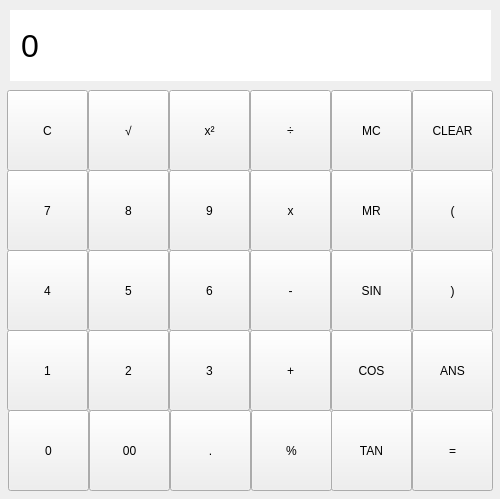
Qt form calculator.ui (tonyeko/Calculator) before a commit.
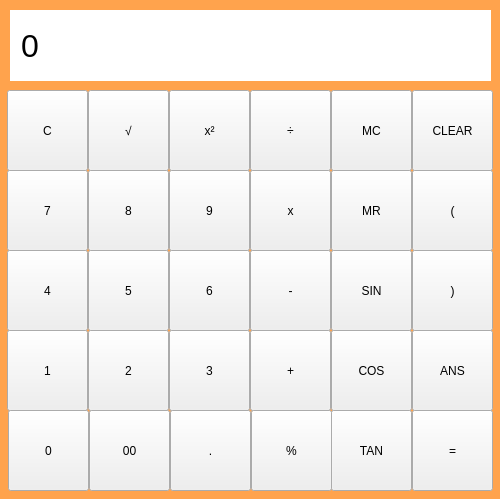
The same form after that commit. Icons and pictures are not drawn.

```diff
--- a/calculator.ui
+++ b/calculator.ui
@@ -13,6 +13,18 @@
   <property name="windowTitle">
    <string>Calculator</string>
   </property>
+  <property name="windowIcon">
+   <iconset>
+    <normaloff>Calculator.ico</normaloff>Calculator.ico</iconset>
+  </property>
+  <property name="autoFillBackground">
+   <bool>false</bool>
+  </property>
+  <property name="styleSheet">
+   <string notr="true">QMainWindow {
+	background-color: #ffa34d;
+}</string>
+  </property>
   <widget class="QWidget" name="centralwidget">
    <widget class="QLabel" name="label">
     <property name="geometry">
```
